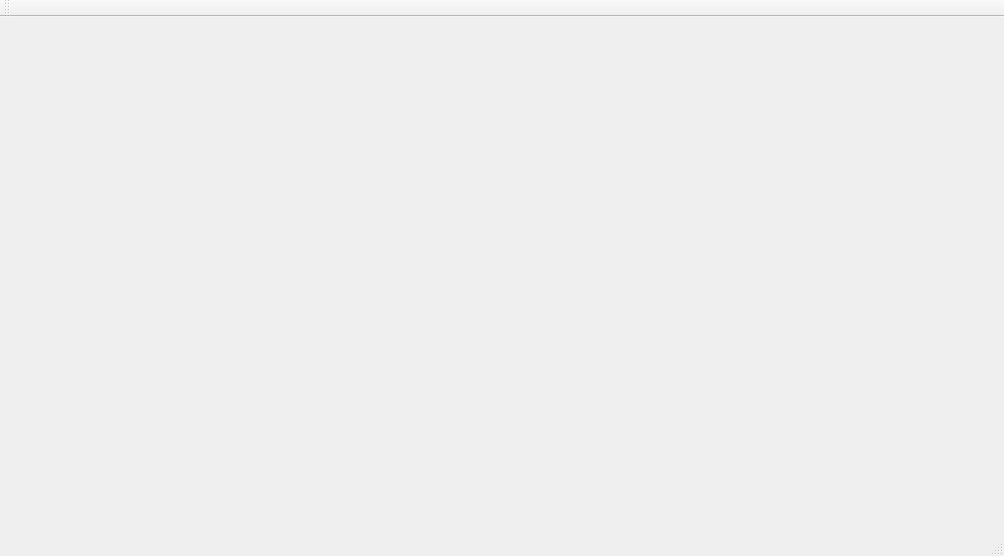
Old version of the form QtShark/mainwindow.ui in the repository alext234/qtshark.
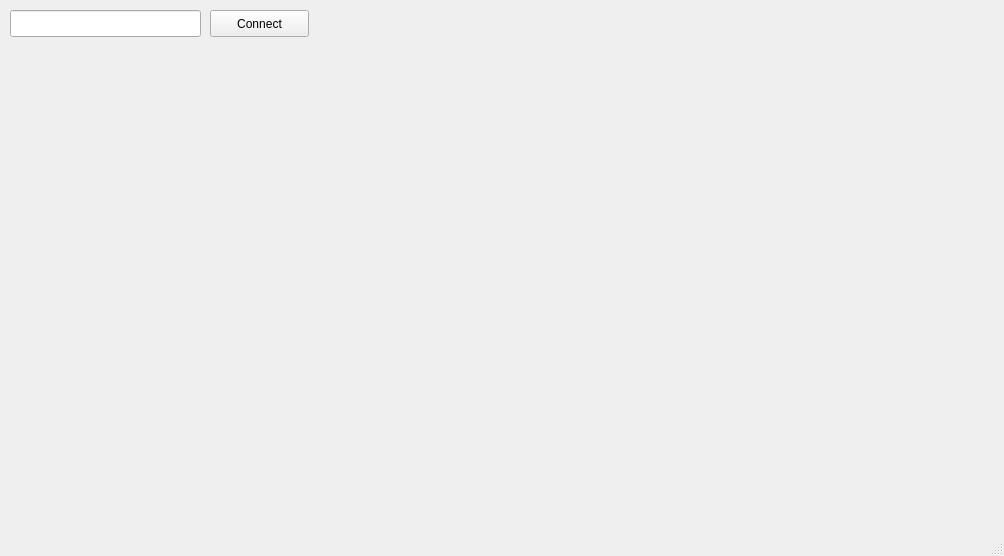
New version of the form.

What changed in the file:
```diff
--- a/QtShark/mainwindow.ui
+++ b/QtShark/mainwindow.ui
@@ -13,7 +13,46 @@
   <property name="windowTitle">
    <string>Qt Client for network packet capture</string>
   </property>
-  <widget class="QWidget" name="centralWidget"/>
+  <widget class="QWidget" name="centralWidget">
+   <widget class="QLineEdit" name="serverIpLineEdit">
+    <property name="geometry">
+     <rect>
+      <x>10</x>
+      <y>10</y>
+      <width>191</width>
+      <height>27</height>
+     </rect>
+    </property>
+    <property name="inputMask">
+     <string/>
+    </property>
+    <property name="text">
+     <string/>
+    </property>
+   </widget>
+   <widget class="QPushButton" name="connectButton">
+    <property name="geometry">
+     <rect>
+      <x>210</x>
+      <y>10</y>
+      <width>99</width>
+      <height>27</height>
+     </rect>
+    </property>
+    <property name="text">
+     <string>Connect</string>
+    </property>
+    <property name="autoDefault">
+     <bool>false</bool>
+    </property>
+    <property name="default">
+     <bool>false</bool>
+    </property>
+    <property name="flat">
+     <bool>false</bool>
+    </property>
+   </widget>
+  </widget>
   <widget class="QMenuBar" name="menuBar">
    <property name="geometry">
     <rect>
@@ -24,14 +63,6 @@
     </rect>
    </property>
   </widget>
-  <widget class="QToolBar" name="mainToolBar">
-   <attribute name="toolBarArea">
-    <enum>TopToolBarArea</enum>
-   </attribute>
-   <attribute name="toolBarBreak">
-    <bool>false</bool>
-   </attribute>
-  </widget>
   <widget class="QStatusBar" name="statusBar"/>
  </widget>
  <layoutdefault spacing="6" margin="11"/>
```
